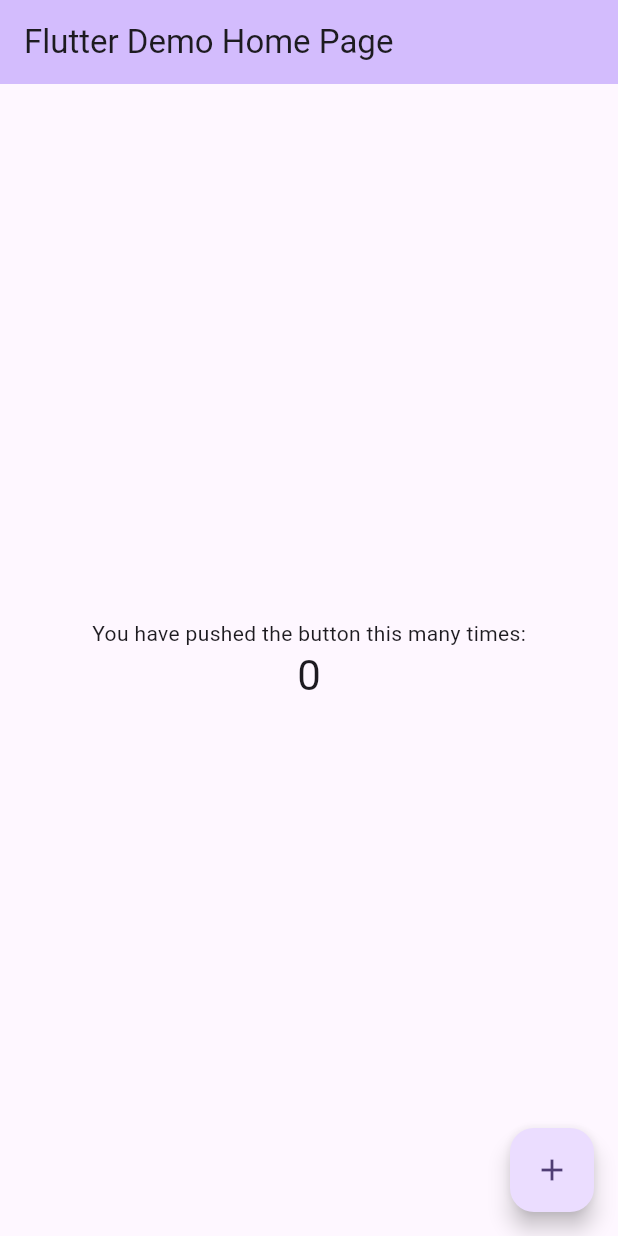
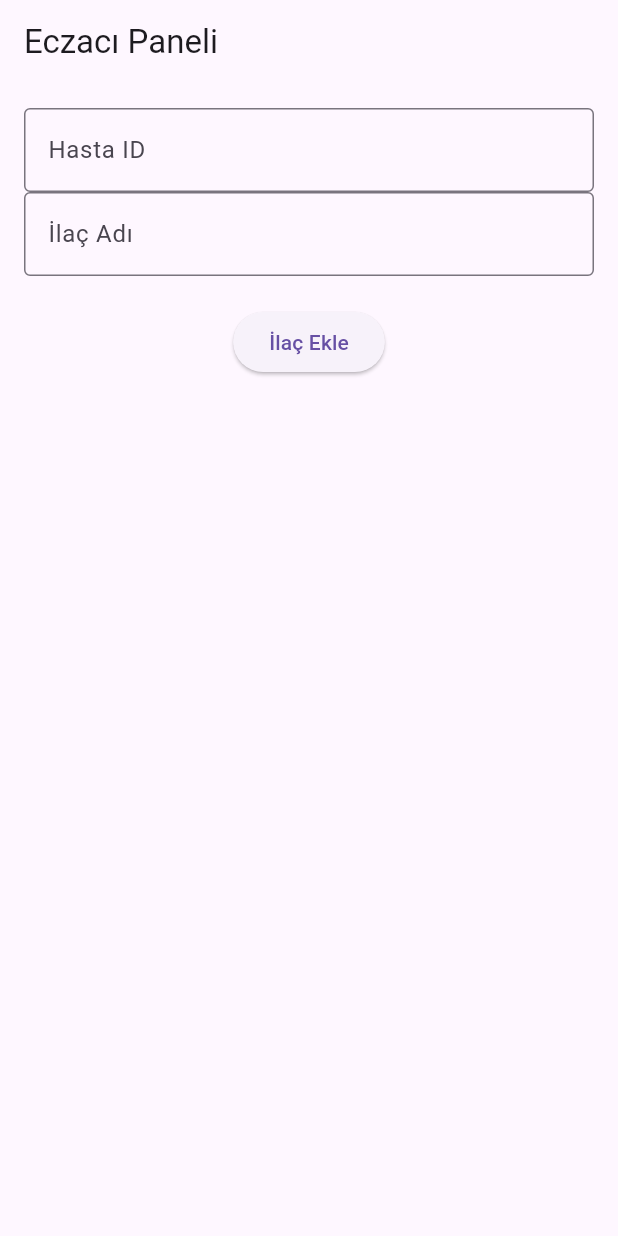
Before and after one commit to AboudEy96/bumduz-pharmacy, a Flutter app: the screen it shows after launch, on a phone screen of 412 x 824 dp. Run offline on Flutter 3.47's test engine with Material 3 defaults, Android fonts, the phone set to English and light mode, and no system bars; our stand-ins replace cloud_firestore, firebase_core; accounts and stored records are empty.

Commit message:
Eczacı paneli oluşturuldu, ilaç ekleme ve listeleme özelliği eklendi

```diff
--- /dev/null
+++ b/lib/pharmacist_view.dart
@@ -0,0 +1,116 @@
+import 'package:flutter/material.dart';
+
+// Eczacı paneli ana ekranı
+class PharmacistView extends StatefulWidget {
+  const PharmacistView({super.key});
+
+  @override
+  State<PharmacistView> createState() => _PharmacistViewState();
+}
+
+class _PharmacistViewState extends State<PharmacistView> {
+
+  // Geçici ilaç listesi (mock data)
+  List<Map<String, String>> ilacListesi = [];
+
+  // Hasta ID giriş kontrolü
+  final TextEditingController hastaIdController = TextEditingController();
+
+  // İlaç adı giriş kontrolü
+  final TextEditingController ilacAdiController = TextEditingController();
+
+  @override
+  Widget build(BuildContext context) {
+    return Scaffold(
+      appBar: AppBar(
+        title: const Text("Eczacı Paneli"),
+      ),
+      body: Padding(
+        padding: const EdgeInsets.all(16),
+        child: Column(
+          children: [
+
+            // Hasta ID input alanı
+            TextField(
+              controller: hastaIdController,
+              decoration: const InputDecoration(
+                labelText: "Hasta ID",
+                border: OutlineInputBorder(),
+              ),
+            ),
+
+            // İlaç adı input alanı
+            TextField(
+              controller: ilacAdiController,
+              decoration: const InputDecoration(
+                labelText: "İlaç Adı",
+                border: OutlineInputBorder(),
+              ),
+            ),
+
+            const SizedBox(height: 20),
+
+            // İlaç ekleme butonu
+            ElevatedButton(
+              onPressed: () {
+
+                // Form boş kontrolü (validation)
+                if (hastaIdController.text.isEmpty ||
+                    ilacAdiController.text.isEmpty) {
+
+                  ScaffoldMessenger.of(context).showSnackBar(
+                    const SnackBar(
+                      content: Text("Lütfen tüm alanları doldurun"),
+                    ),
+                  );
+
+                  return;
+                }
+
+                // Yeni ilaç listeye eklenir
+                setState(() {
+                  ilacListesi.add({
+                    "hastaId": hastaIdController.text,
+                    "ilacAdi": ilacAdiController.text,
+                  });
+                });
+
+                // Kullanıcıya başarı mesajı gösterilir
+                ScaffoldMessenger.of(context).showSnackBar(
+                  const SnackBar(
+                    content: Text("İlaç başarıyla eklendi"),
+                  ),
+                );
+
+                // Input alanları temizlenir
+                hastaIdController.clear();
+                ilacAdiController.clear();
+              },
+
+              child: const Text("İlaç Ekle"),
+            ),
+
+            // İlaç listesini gösteren bölüm
+            Expanded(
+              child: ListView.builder(
+                itemCount: ilacListesi.length,
+                itemBuilder: (context, index) {
+                  final ilac = ilacListesi[index];
+
+                  return Card(
+                    elevation: 4,
+                    margin: const EdgeInsets.symmetric(vertical: 8),
+                    child: ListTile(
+                      title: Text(ilac["ilacAdi"]!),
+                      subtitle: Text("Hasta ID: ${ilac["hastaId"]}"),
+                    ),
+                  );
+                },
+              ),
+            ),
+          ],
+        ),
+      ),
+    );
+  }
+}
```
Also changed, not shown: lib/main.dart (+9 -8 lines), pubspec.lock, 1 other file.
